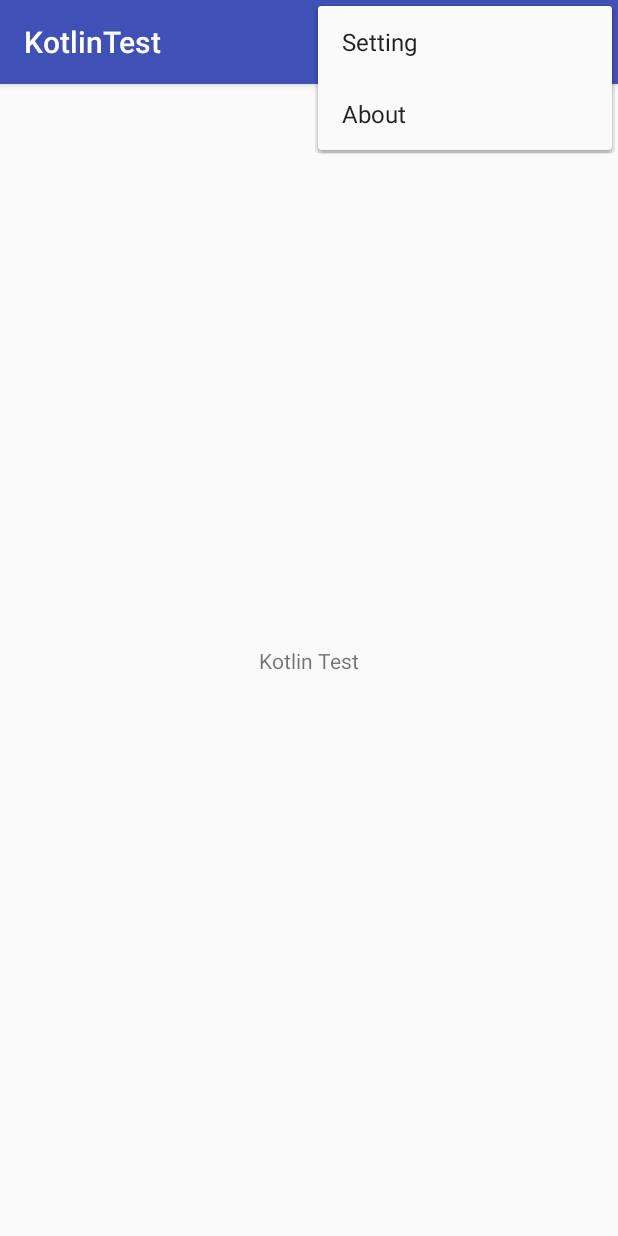
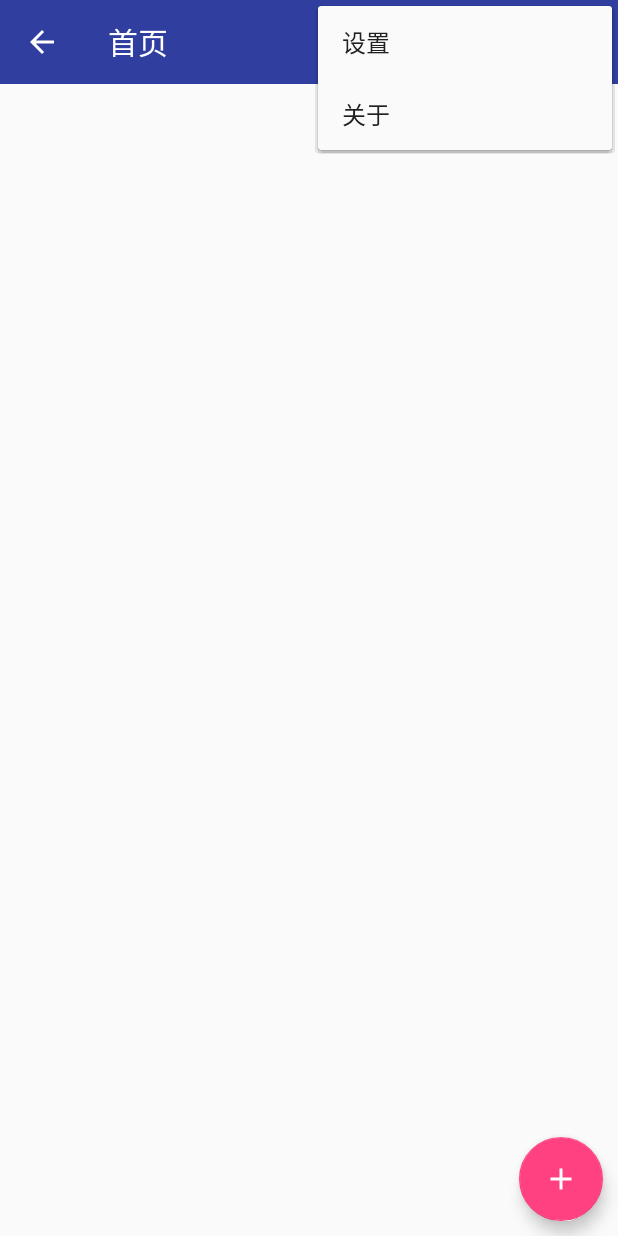
Before and after one commit to hurui1990/KotlinTest, an Android app: the screen it shows after launch (MainActivity), with the options menu open, on a phone screen of 412 x 824 dp. Run offline under Robolectric (Android 15) with nearby library versions, the phone set to English and light mode, and no system bars.

Commit message:
添加了Toolebar

```diff
--- a/app/build.gradle
+++ b/app/build.gradle
@@ -23,12 +23,13 @@ android {
 }
 
 dependencies {
-    compile fileTree(dir: 'libs', include: ['*.jar'])
+    compile fileTree(include: ['*.jar'], dir: 'libs')
     androidTestCompile('com.android.support.test.espresso:espresso-core:2.2.2', {
         exclude group: 'com.android.support', module: 'support-annotations'
     })
-    compile"org.jetbrains.kotlin:kotlin-stdlib-jre7:$kotlin_version"
-    compile 'com.android.support:appcompat-v7:25.3.1'
+    compile "org.jetbrains.kotlin:kotlin-stdlib-jre7:$kotlin_version"
     testCompile 'junit:junit:4.12'
     compile 'com.android.support.constraint:constraint-layout:1.0.2'
+    compile 'com.android.support:design:26.0.0-alpha1'
+    compile 'com.android.support:appcompat-v7:26.0.0-alpha1'
 }
--- a/app/src/main/AndroidManifest.xml
+++ b/app/src/main/AndroidManifest.xml
@@ -12,7 +12,6 @@
         <activity android:name=".MainActivity" >
             <intent-filter>
                 <action android:name="android.intent.action.MAIN" />
-
                 <category android:name="android.intent.category.LAUNCHER" />
             </intent-filter>
         </activity>
--- a/app/src/main/java/com/example/hurui/kotlintest/MainActivity.kt
+++ b/app/src/main/java/com/example/hurui/kotlintest/MainActivity.kt
@@ -1,26 +1,34 @@
 package com.example.hurui.kotlintest
 
+import android.content.Context
 import android.support.v7.app.AppCompatActivity
 import android.os.Bundle
+import android.support.design.widget.Snackbar
 import android.view.Menu
 import android.view.MenuItem
+import android.view.Window
 import android.widget.Toast
-import kotlinx.android.synthetic.main.activity_main.*
+import kotlinx.android.synthetic.main.activity_main.*//kotlin-android-extensions插件的作用，可以直接引用该布局中的id
 
 class MainActivity : AppCompatActivity() {
 
     override fun onCreate(savedInstanceState: Bundle?) {
         super.onCreate(savedInstanceState)
         setContentView(R.layout.activity_main)
+        setSupportActionBar(toolbar)
+        supportActionBar?.title = resources.getString(R.string.first_page)
 
-        textview!!.text = "Kotlin Test"
+        fab.setOnClickListener { view -> Snackbar.make(view, "Snackbar", Snackbar.LENGTH_SHORT).show() }
+
     }
 
+    //创建菜单
     override fun onCreateOptionsMenu(menu: Menu?): Boolean {
         menuInflater.inflate(R.menu.menu_main, menu)
         return super.onCreateOptionsMenu(menu)
     }
 
+    //每个菜单选项的操作
     override fun onOptionsItemSelected(item: MenuItem?): Boolean {
         var id = item?.itemId
         if (id == R.id.action_setting){
--- /dev/null
+++ b/app/src/main/res/drawable/ic_add.xml
@@ -0,0 +1,9 @@
+<vector xmlns:android="http://schemas.android.com/apk/res/android"
+        android:width="24dp"
+        android:height="24dp"
+        android:viewportWidth="24.0"
+        android:viewportHeight="24.0">
+    <path
+        android:fillColor="#FFFFFFFF"
+        android:pathData="M19,13h-6v6h-2v-6H5v-2h6V5h2v6h6v2z"/>
+</vector>
--- /dev/null
+++ b/app/src/main/res/drawable/ic_arrow_back.xml
@@ -0,0 +1,9 @@
+<vector xmlns:android="http://schemas.android.com/apk/res/android"
+        android:width="24dp"
+        android:height="24dp"
+        android:viewportWidth="24.0"
+        android:viewportHeight="24.0">
+    <path
+        android:fillColor="#FFFFFFFF"
+        android:pathData="M20,11H7.83l5.59,-5.59L12,4l-8,8 8,8 1.41,-1.41L7.83,13H20v-2z"/>
+</vector>
--- a/app/src/main/res/layout/activity_main.xml
+++ b/app/src/main/res/layout/activity_main.xml
@@ -1,5 +1,5 @@
 <?xml version="1.0" encoding="utf-8"?>
-<android.support.constraint.ConstraintLayout
+<android.support.design.widget.CoordinatorLayout
     xmlns:android="http://schemas.android.com/apk/res/android"
     xmlns:tools="http://schemas.android.com/tools"
     xmlns:app="http://schemas.android.com/apk/res-auto"
@@ -7,14 +7,25 @@
     android:layout_height="match_parent"
     tools:context="com.example.hurui.kotlintest.MainActivity">
 
-    <TextView
-        android:id="@+id/textview"
+    <android.support.v7.widget.Toolbar
+        android:id="@+id/toolbar"
+        android:layout_width="match_parent"
+        android:layout_height="?android:attr/actionBarSize"
+        android:background="?attr/colorPrimaryDark"
+        app:navigationIcon="@drawable/ic_arrow_back"
+        app:theme="@style/ToolbarTheme"
+        app:popupTheme="@style/ToolbarPopupTheme"
+        >
+    </android.support.v7.widget.Toolbar>
+
+    <android.support.design.widget.FloatingActionButton
+        android:id="@+id/fab"
         android:layout_width="wrap_content"
         android:layout_height="wrap_content"
-        android:text="Hello World!"
-        app:layout_constraintBottom_toBottomOf="parent"
-        app:layout_constraintLeft_toLeftOf="parent"
-        app:layout_constraintRight_toRightOf="parent"
-        app:layout_constraintTop_toTopOf="parent" />
+        android:background="@color/colorAccent"
+        android:src="@drawable/ic_add"
+        android:layout_gravity="bottom|end"
+        android:layout_margin="10dp"
+        />
 
-</android.support.constraint.ConstraintLayout>
+</android.support.design.widget.CoordinatorLayout>
--- a/app/src/main/res/values/strings.xml
+++ b/app/src/main/res/values/strings.xml
@@ -1,5 +1,6 @@
 <resources>
     <string name="app_name">KotlinTest</string>
-    <string name="action_setting">Setting</string>
-    <string name="action_about">About</string>
+    <string name="action_setting">设置</string>
+    <string name="action_about">关于</string>
+    <string name="first_page">首页</string>
 </resources>
--- a/app/src/main/res/values/styles.xml
+++ b/app/src/main/res/values/styles.xml
@@ -6,6 +6,16 @@
         <item name="colorPrimary">@color/colorPrimary</item>
         <item name="colorPrimaryDark">@color/colorPrimaryDark</item>
         <item name="colorAccent">@color/colorAccent</item>
+        <item name="windowActionBar">false</item>
+        <item name="windowNoTitle">true</item>
+    </style>
+
+    <style name="ToolbarTheme" parent="@style/ThemeOverlay.AppCompat.ActionBar">
+        <item name="android:textColorPrimary">#ffffff</item>
+    </style>
+
+    <style name="ToolbarPopupTheme" parent="@style/ThemeOverlay.AppCompat">
+        <item name="android:textColorPrimary">#212121</item>
     </style>
 
 </resources>
```
